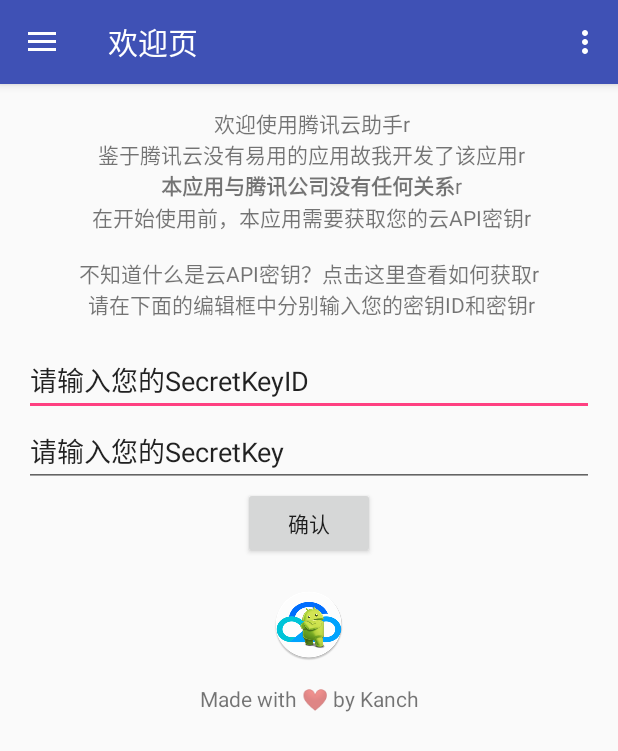
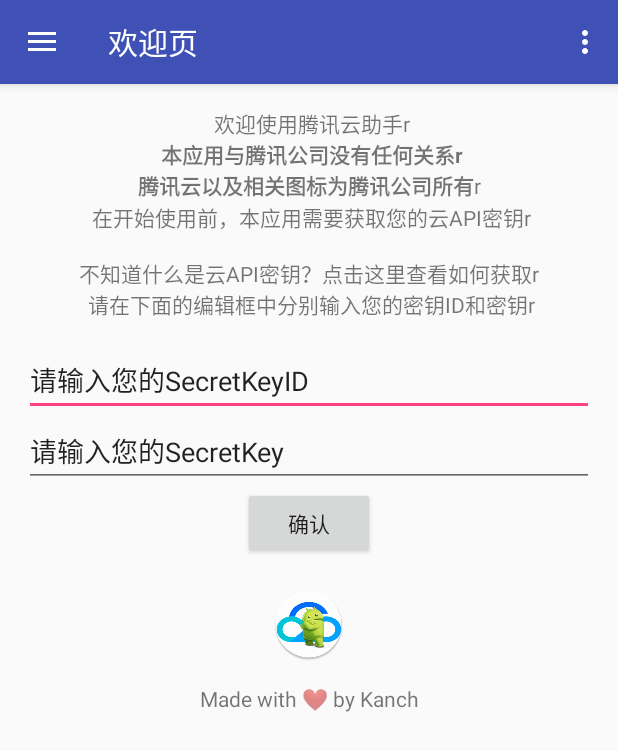
Before and after one commit to ankanch/QCloudManager, an Android app: the screen it shows after launch (MainActivity), on a phone screen of 412 x 824 dp. Shown: the top 751 px of the screen. Run offline under Robolectric (Android 15) with nearby library versions, the phone set to English and light mode, and no system bars; our stand-ins replace AdMob.

Commit message:
优化部分代码。
添加AdMob支持。

```diff
--- a/app/src/main/java/com/akakanch/qcloudmanager/IndexPage.java
+++ b/app/src/main/java/com/akakanch/qcloudmanager/IndexPage.java
@@ -11,6 +11,9 @@
 import android.view.ViewGroup;
 import android.widget.Button;
 import android.widget.EditText;
+
+import com.google.android.gms.ads.AdRequest;
+import com.google.android.gms.ads.AdView;
 
 /**
  * Created by Long Zhang on 2017/3/22.
@@ -31,6 +34,10 @@
     @Override
     public void onStart() {
         super.onStart();
+        AdView mAdView = (AdView) getActivity().findViewById(R.id.adView_index);
+        AdRequest adRequest = new AdRequest.Builder().build();
+        mAdView.loadAd(adRequest);
+
         btnOk = (Button)getActivity().findViewById(R.id.button_OK);
         editText = (EditText)getActivity().findViewById(R.id.editText_apikey);
         editTextid = (EditText)getActivity().findViewById(R.id.editText_apikeyid);
--- a/app/src/main/res/layout/layout_index.xml
+++ b/app/src/main/res/layout/layout_index.xml
@@ -1,6 +1,7 @@
 <?xml version="1.0" encoding="utf-8"?>
 <LinearLayout xmlns:android="http://schemas.android.com/apk/res/android"
     xmlns:app="http://schemas.android.com/apk/res-auto"
+    xmlns:ads="http://schemas.android.com/apk/res-auto"
     xmlns:tools="http://schemas.android.com/tools"
     android:orientation="vertical" android:layout_width="match_parent"
     android:layout_height="match_parent">
@@ -60,4 +61,15 @@
         android:layout_marginTop="15sp"
         android:textAlignment="center" />
 
+    <com.google.android.gms.ads.AdView
+        android:layout_marginTop="20sp"
+        android:id="@+id/adView_index"
+        android:layout_width="match_parent"
+        android:layout_height="wrap_content"
+        android:layout_centerHorizontal="true"
+        android:layout_alignParentBottom="true"
+        ads:adSize="BANNER"
+        ads:adUnitId="@string/banner_ad_unit_id">
+    </com.google.android.gms.ads.AdView>
+
 </LinearLayout>
--- a/app/src/main/res/values/strings.xml
+++ b/app/src/main/res/values/strings.xml
@@ -1,5 +1,6 @@
 <resources>
     <string name="app_name">腾讯云助手</string>
+    <string name="banner_ad_unit_id">ca-app-pub-6425922486772410/4669971281</string>
 
     <string name="navigation_drawer_open">Open navigation drawer</string>
     <string name="navigation_drawer_close">Close navigation drawer</string>
@@ -134,8 +135,7 @@
     <!-- - - - - - - - -IndexPage-->
     <string name="str_ip_notes">
         欢迎使用腾讯云助手\r\n
-        鉴于腾讯云没有易用的应用故我开发了该应用\r\n
-        <b>本应用与腾讯公司没有任何关系</b>\r\n
+        <b>本应用与腾讯公司没有任何关系\r\n腾讯云以及相关图标为腾讯公司所有</b>\r\n
         在开始使用前，本应用需要获取您的云API密钥\r\n
     </string>
     <string name="str_ip_howtogetkey">
```
Also changed, not shown: app/src/main/java/com/akakanch/qcloudmanager/CloudserverManager.java (+7 -0 lines), app/src/main/java/com/akakanch/qcloudmanager/DomainManager.java (+7 -0 lines), app/src/main/java/com/akakanch/qcloudmanager/RecordsManager.java (+7 -0 lines), app/src/main/res/layout/layout_cloudserver.xml (+14 -2 lines), app/src/main/res/layout/layout_domain.xml (+14 -3 lines), app/src/main/res/layout/layout_domain_recordlist.xml (+15 -2 lines).
